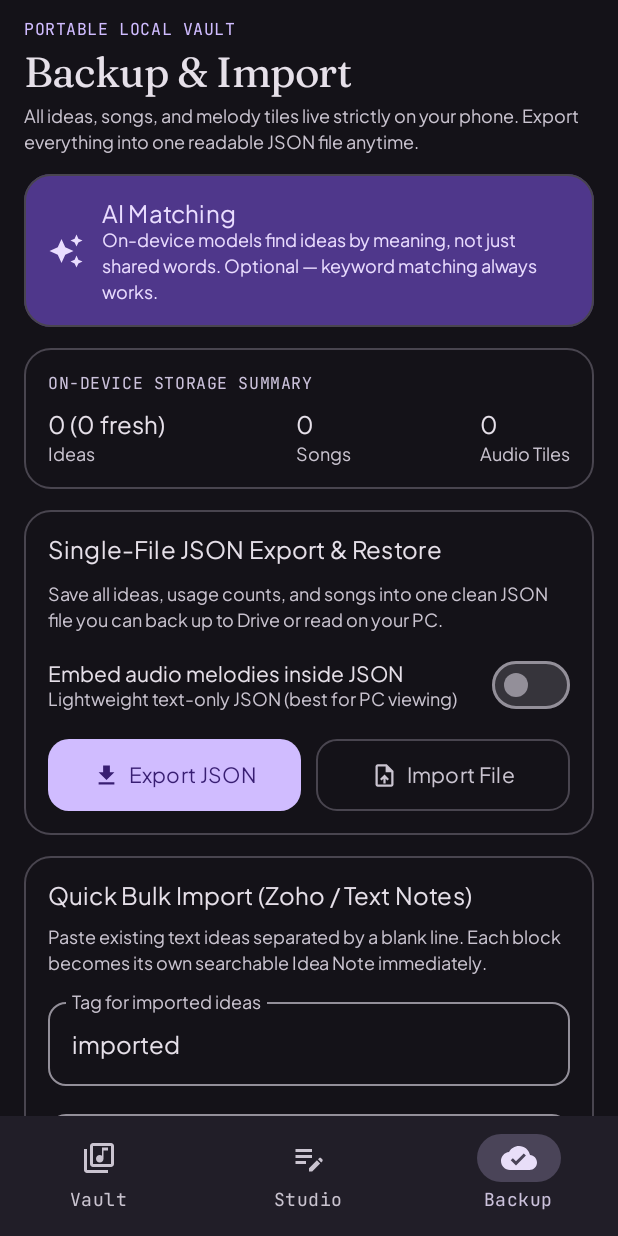
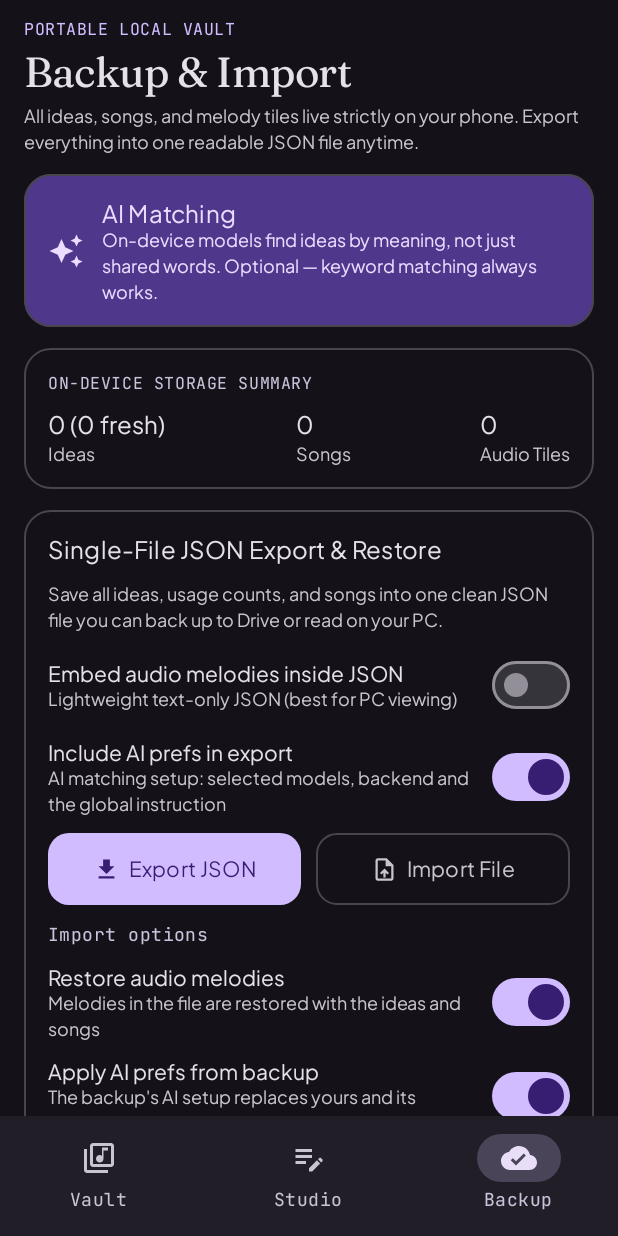
Before and after one commit to codemaniac6626/LyricVault, an Android app built with Jetpack Compose: the BackupSettingsScreen screen opened through its navigation route, on a phone screen of 412 x 824 dp. Run offline under Robolectric (Android 15) with nearby library versions, the phone set to English and light mode, and no system bars; our stand-ins replace Room's generated code; libraries missing offline, so code that uses them is left out: com.google.ai.edge; 2 statements that could not run were skipped.

Commit message:
Matches header layout fix; backup export/import AI-prefs and audio options; toast on background model downloads

```diff
--- a/app/src/main/java/com/example/ui/screens/BackupSettingsScreen.kt
+++ b/app/src/main/java/com/example/ui/screens/BackupSettingsScreen.kt
@@ -60,14 +60,17 @@ fun BackupSettingsScreen(
     totalAudioClips: Int,
     backupState: BackupOperationState,
     themeMode: ThemeMode,
-    onExportJson: (android.net.Uri, Boolean) -> Unit,
-    onImportFile: (android.net.Uri) -> Unit,
+    onExportJson: (android.net.Uri, Boolean, Boolean) -> Unit,
+    onImportFile: (android.net.Uri, Boolean, Boolean) -> Unit,
     onBulkImportText: (String, String) -> Unit,
     onThemeModeChange: (ThemeMode) -> Unit,
     onOpenAiSettings: () -> Unit,
     modifier: Modifier = Modifier
 ) {
     var includeAudioBase64 by remember { mutableStateOf(false) }
+    var exportAiPrefs by remember { mutableStateOf(true) }
+    var importAudio by remember { mutableStateOf(true) }
+    var importAiPrefs by remember { mutableStateOf(true) }
     var bulkPasteText by remember { mutableStateOf("") }
     var bulkTag by remember { mutableStateOf("imported") }
 
@@ -75,7 +78,7 @@ fun BackupSettingsScreen(
         contract = ActivityResultContracts.CreateDocument("application/json")
     ) { uri ->
         if (uri != null) {
-            onExportJson(uri, includeAudioBase64)
+            onExportJson(uri, includeAudioBase64, exportAiPrefs)
         }
     }
 
@@ -83,7 +86,7 @@ fun BackupSettingsScreen(
         contract = ActivityResultContracts.OpenDocument()
     ) { uri ->
         if (uri != null) {
-            onImportFile(uri)
+            onImportFile(uri, importAudio, importAiPrefs)
         }
     }
 
@@ -312,6 +315,31 @@ fun BackupSettingsScreen(
 
                         Row(
                             modifier = Modifier.fillMaxWidth(),
+                            horizontalArrangement = Arrangement.SpaceBetween,
+                            verticalAlignment = Alignment.CenterVertically
+                        ) {
+                            Column(modifier = Modifier.weight(1f)) {
+                                Text(
+                                    text = "Include AI prefs in export",
+                                    style = MaterialTheme.typography.bodyMedium,
+                                    color = MaterialTheme.colorScheme.onSurface
+                                )
+                                Text(
+                                    text = if (exportAiPrefs) "AI matching setup: selected models, backend and the global instruction" else "Ideas and songs only — no AI setup",
+                                    style = MaterialTheme.typography.bodySmall,
+                                    color = MaterialTheme.colorScheme.onSurfaceVariant
+                                )
+                            }
+                            Spacer(modifier = Modifier.width(8.dp))
+                            Switch(
+                                checked = exportAiPrefs,
+                                onCheckedChange = { exportAiPrefs = it },
+                                modifier = Modifier.testTag("toggle_export_ai_prefs")
+                            )
+                        }
+
+                        Row(
+                            modifier = Modifier.fillMaxWidth(),
                             horizontalArrangement = Arrangement.spacedBy(10.dp)
                         ) {
                             Button(
@@ -352,6 +380,62 @@ fun BackupSettingsScreen(
                                 Spacer(modifier = Modifier.width(6.dp))
                                 Text("Import File")
                             }
+                        }
+
+                        Text(
+                            text = "Import options",
+                            style = MaterialTheme.typography.labelMedium,
+                            color = MaterialTheme.colorScheme.secondary
+                        )
+
+                        Row(
+                            modifier = Modifier.fillMaxWidth(),
+                            horizontalArrangement = Arrangement.SpaceBetween,
+                            verticalAlignment = Alignment.CenterVertically
+                        ) {
+                            Column(modifier = Modifier.weight(1f)) {
+                                Text(
+                                    text = "Restore audio melodies",
+                                    style = MaterialTheme.typography.bodyMedium,
+                                    color = MaterialTheme.colorScheme.onSurface
+                                )
+                                Text(
+                                    text = if (importAudio) "Melodies in the file are restored with the ideas and songs" else "Audio is left out — text only",
+                                    style = MaterialTheme.typography.bodySmall,
+                                    color = MaterialTheme.colorScheme.onSurfaceVariant
+                                )
+                            }
+                            Spacer(modifier = Modifier.width(8.dp))
+                            Switch(
+                                checked = importAudio,
+                                onCheckedChange = { importAudio = it },
+                                modifier = Modifier.testTag("toggle_import_audio")
+                            )
+                        }
+
+                        Row(
+                            modifier = Modifier.fillMaxWidth(),
+                            horizontalArrangement = Arrangement.SpaceBetween,
+                            verticalAlignment = Alignment.CenterVertically
+                        ) {
+                            Column(modifier = Modifier.weight(1f)) {
+                                Text(
+                                    text = "Apply AI prefs from backup",
+                                    style = MaterialTheme.typography.bodyMedium,
+                                    color = MaterialTheme.colorScheme.onSurface
+                                )
+                                Text(
+                                    text = if (importAiPrefs) "The backup's AI setup replaces yours and its models re-download" else "Your current AI setup is kept",
+                                    style = MaterialTheme.typography.bodySmall,
+                                    color = MaterialTheme.colorScheme.onSurfaceVariant
+                                )
+                            }
+                            Spacer(modifier = Modifier.width(8.dp))
+                            Switch(
+                                checked = importAiPrefs,
+                                onCheckedChange = { importAiPrefs = it },
+                                modifier = Modifier.testTag("toggle_import_ai_prefs")
+                            )
                         }
                     }
                 }
```
Also changed, not shown: app/src/main/java/com/example/data/repository/VaultBackupManager.kt (+24 -7 lines), app/src/main/java/com/example/ui/screens/SongwritingScreen.kt (+9 -6 lines), app/src/main/java/com/example/ui/viewmodel/LyricVaultViewModel.kt (+23 -6 lines).
